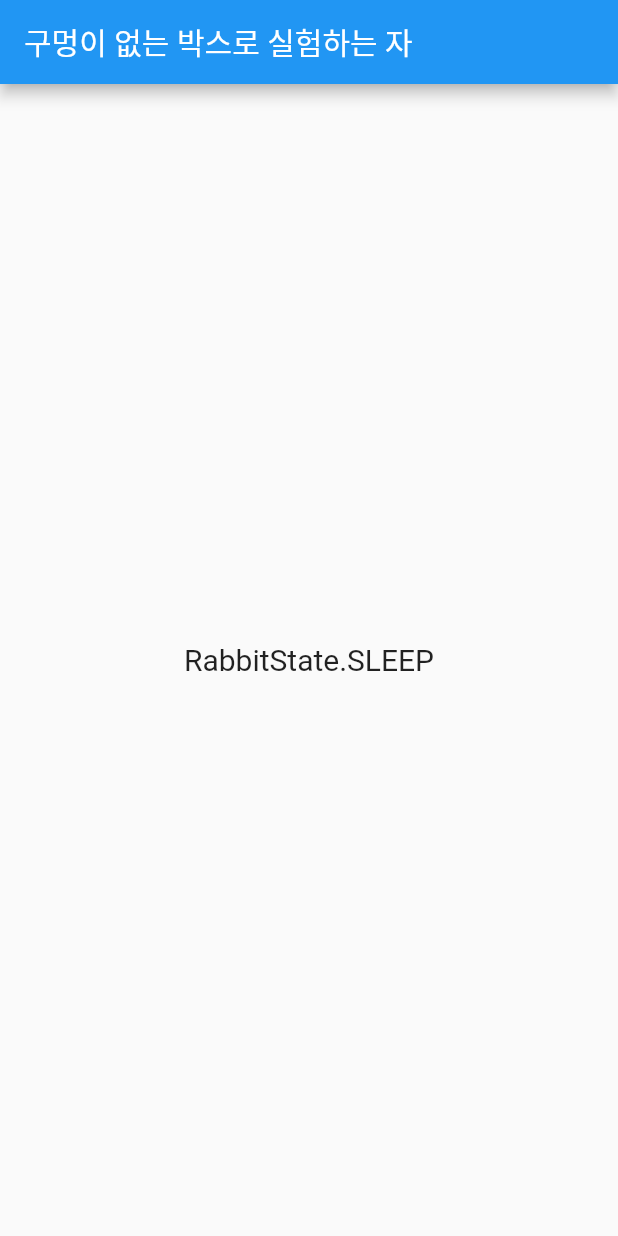
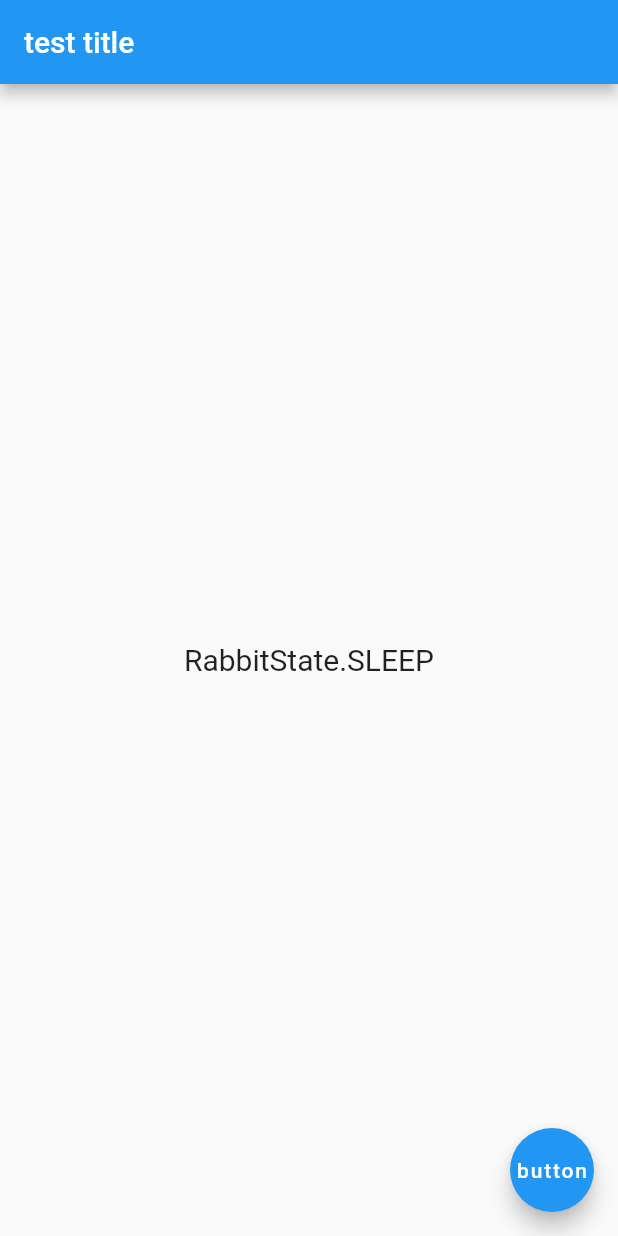
Before and after one commit to Hyun-Joo/flutter_sample_prj, a Flutter app: the screen it shows after launch, on a phone screen of 412 x 824 dp. Run offline on Flutter 3.47's test engine with Material 2 defaults, Android fonts, the phone set to English and light mode, and no system bars.

Commit message:
StatefulWidget, 생명주기 실습

```diff
--- a/lib/main.dart
+++ b/lib/main.dart
@@ -1,13 +1,32 @@
+import 'dart:async';
+
 import 'package:flutter/material.dart';
 import 'package:flutter_sample_prj/rabbit.dart';
+import 'package:flutter_sample_prj/stateful_sample_widget.dart';
 import 'package:flutter_sample_prj/stateless_sample_widget.dart';
 
 void main() {
   runApp(MyApp());
 }
 
-class MyApp extends StatelessWidget {
+class MyApp extends StatefulWidget {
   // This widget is the root of your application.
+  @override
+  _MyAppState createState() => _MyAppState();
+}
+
+class _MyAppState extends State<MyApp> {
+  int value = 0;
+  @override
+  void initState() {
+    value = 0;
+    super.initState();
+    Timer.periodic(Duration(seconds: 1), (timer){
+      setState(() {
+        value++;
+      });
+    });
+  }
   @override
   Widget build(BuildContext context) {
     return MaterialApp(
@@ -15,10 +34,12 @@ class MyApp extends StatelessWidget {
       theme: ThemeData(
         primarySwatch: Colors.blue,
       ),
-      home: StatelessSampleWidget(
-          "구멍이 없는 박스로 실험하는 자",
-          Rabbit("개냥토끼1", RabbitState.SLEEP)
-      ),
+      home: value > 10 ? Container()
+          : StatefulSampleWidget(
+              "구멍이 있는 박스로 실험하는 자",
+              value,
+              Rabbit("개냥토끼2", RabbitState.SLEEP)
+            )
     );
   }
 }
--- a/lib/stateful_sample_widget.dart
+++ b/lib/stateful_sample_widget.dart
@@ -1,13 +1,101 @@
+import 'dart:async';
+
 import 'package:flutter/material.dart';
+import 'package:flutter_sample_prj/rabbit.dart';
 
 class StatefulSampleWidget extends StatefulWidget {
+  String title;
+  int value;
+  Rabbit rabbit;
+
+  StatefulSampleWidget(this.title, this.value, this.rabbit);
+
   @override
   _StatefulSampleWidgetState createState() => _StatefulSampleWidgetState();
 }
 
 class _StatefulSampleWidgetState extends State<StatefulSampleWidget> {
+  bool stateBool = false;
+  @override
+  void initState() {  // state의 값을 초기 설정(최초 한 번만 실행, 컨텍스트 없음)
+    super.initState();
+    stateBool = false;
+    print("init state!");
+    // 로직 추가...
+    // Timer.periodic(Duration(seconds: 1), (timer){
+    //   int index = timer.tick % 4;
+    //   setState(() {
+    //     switch(index){
+    //       case 0:
+    //         widget.rabbit.updateState(RabbitState.SLEEP);
+    //         break;
+    //       case 1:
+    //         widget.rabbit.updateState(RabbitState.WALK);
+    //         break;
+    //       case 2:
+    //         widget.rabbit.updateState(RabbitState.RUN);
+    //         break;
+    //       case 3:
+    //         widget.rabbit.updateState(RabbitState.EAT);
+    //         break;
+    //     }
+    //     print(widget.rabbit.state);
+    //   });
+    // });
+  }
+
+  // 영구적으로 삭제가 필요한 것들...(메모리 누수 방지)
+  @override
+  void dispose() {
+    print("dispose!!!");
+    super.dispose();
+  }
+
+  // 컨텍스트에 접근할 수 있는 단계
+  @override
+  void didChangeDependencies() {
+    super.didChangeDependencies();
+    print("did change dependencies!");
+    print(MediaQuery.of(context).size); // initState 단계에서 사용하면 오류 발생
+  }
+
+  // 이전 상태와 비교해서 변경이 되었는지, 변경되었다면 그에 대한 로직을 추가할 수 있음
+  @override
+  void didUpdateWidget(covariant StatefulSampleWidget oldWidget) {
+    super.didUpdateWidget(oldWidget);
+    print("oldWidget: ${oldWidget.value} <> this widget: ${widget.value}");
+    if(oldWidget.value != widget.value){
+      print("didUpdateWidget!!!");
+    }
+  }
+
+  // 상태가 바뀔 때마다 호출
+  @override
+  void setState(VoidCallback fn) {
+    if(mounted) super.setState(fn);
+  }
+
   @override
   Widget build(BuildContext context) {
-    return Container();
+    print("build!");
+    return Scaffold(
+      appBar: AppBar(title: Text("test title")),
+      body: Container(
+        child: Center(
+            child: Text(
+              widget.rabbit.state.toString(),
+              style: TextStyle(fontSize: 20),
+            )
+        ),
+      ),
+      floatingActionButton: FloatingActionButton(
+        onPressed: () {
+          setState(() {
+            stateBool = !stateBool;
+          });
+        },
+        child: Text("button"),
+      ),
+    );
   }
 }
```
